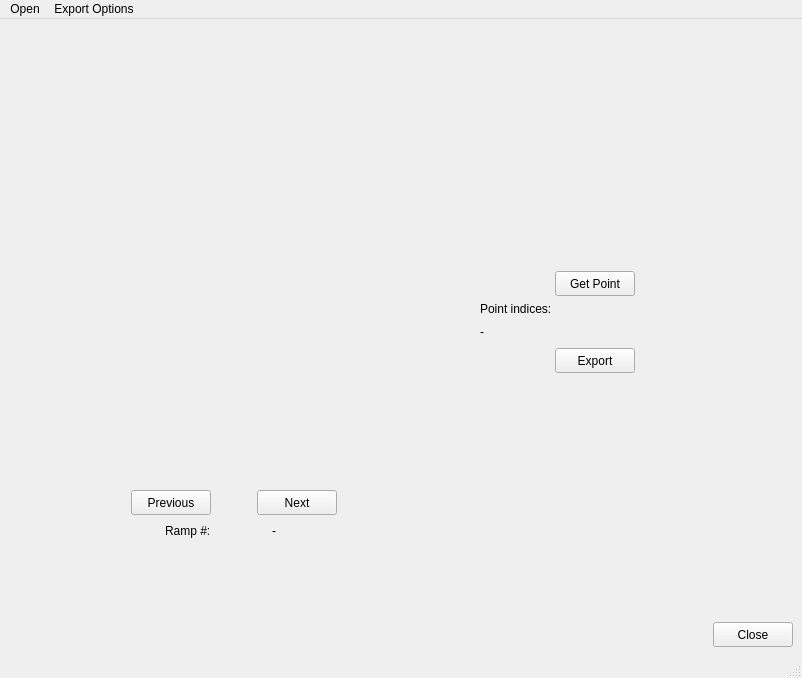
This is LabelFZ.ui in JSotres/labelFZ as Qt 5 draws it before an edit. The edited form follows.
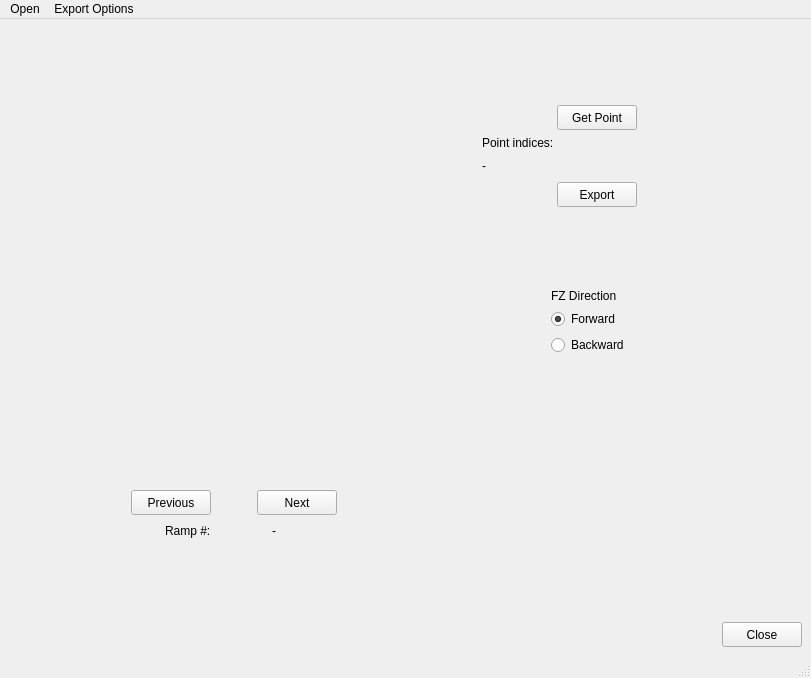
This is the edited form. Custom widgets are drawn as their Qt base class.

Commit message: possibility to choose between forward and backward fz directions

```diff
--- a/LabelFZ.ui
+++ b/LabelFZ.ui
@@ -6,16 +6,16 @@
    <rect>
     <x>0</x>
     <y>0</y>
-    <width>802</width>
+    <width>811</width>
     <height>678</height>
    </rect>
   </property>
   <property name="windowTitle">
-   <string>MainWindow</string>
+   <string>labelFZ</string>
   </property>
   <widget class="QWidget" name="centralwidget">
    <layout class="QGridLayout" name="gridLayout">
-    <item row="0" column="0" rowspan="2">
+    <item row="0" column="0" rowspan="4">
      <layout class="QVBoxLayout" name="verticalLayout_2">
       <item>
        <widget class="mplwidget1plot" name="MplWidget" native="true">
@@ -212,7 +212,7 @@
       </item>
      </layout>
     </item>
-    <item row="0" column="1" colspan="2">
+    <item row="0" column="1" colspan="3">
      <layout class="QHBoxLayout" name="horizontalLayout_6">
       <item>
        <spacer name="horizontalSpacer_2">
@@ -335,7 +335,7 @@
       </item>
      </layout>
     </item>
-    <item row="0" column="3">
+    <item row="0" column="4">
      <spacer name="horizontalSpacer">
       <property name="orientation">
        <enum>Qt::Horizontal</enum>
@@ -349,6 +349,77 @@
      </spacer>
     </item>
     <item row="1" column="1">
+     <spacer name="horizontalSpacer_6">
+      <property name="orientation">
+       <enum>Qt::Horizontal</enum>
+      </property>
+      <property name="sizeHint" stdset="0">
+       <size>
+        <width>71</width>
+        <height>20</height>
+       </size>
+      </property>
+     </spacer>
+    </item>
+    <item row="1" column="2">
+     <layout class="QVBoxLayout" name="verticalLayout_6">
+      <item>
+       <widget class="QLabel" name="label_4">
+        <property name="text">
+         <string>FZ Direction</string>
+        </property>
+       </widget>
+      </item>
+      <item>
+       <layout class="QVBoxLayout" name="verticalLayout_5">
+        <item>
+         <widget class="QRadioButton" name="ForwardDirectionRadioButton">
+          <property name="text">
+           <string>Forward</string>
+          </property>
+          <property name="checked">
+           <bool>true</bool>
+          </property>
+         </widget>
+        </item>
+        <item>
+         <widget class="QRadioButton" name="BackwardDirectionRadioButton">
+          <property name="text">
+           <string>Backward</string>
+          </property>
+         </widget>
+        </item>
+       </layout>
+      </item>
+     </layout>
+    </item>
+    <item row="1" column="3">
+     <spacer name="horizontalSpacer_7">
+      <property name="orientation">
+       <enum>Qt::Horizontal</enum>
+      </property>
+      <property name="sizeHint" stdset="0">
+       <size>
+        <width>70</width>
+        <height>20</height>
+       </size>
+      </property>
+     </spacer>
+    </item>
+    <item row="2" column="2">
+     <spacer name="verticalSpacer_7">
+      <property name="orientation">
+       <enum>Qt::Vertical</enum>
+      </property>
+      <property name="sizeHint" stdset="0">
+       <size>
+        <width>20</width>
+        <height>244</height>
+       </size>
+      </property>
+     </spacer>
+    </item>
+    <item row="3" column="1" colspan="3">
      <spacer name="horizontalSpacer_9">
       <property name="orientation">
        <enum>Qt::Horizontal</enum>
@@ -361,7 +432,7 @@
       </property>
      </spacer>
     </item>
-    <item row="1" column="2" colspan="2">
+    <item row="3" column="4">
      <widget class="QPushButton" name="closePushButton">
       <property name="minimumSize">
        <size>
@@ -387,7 +458,7 @@
     <rect>
      <x>0</x>
      <y>0</y>
-     <width>802</width>
+     <width>811</width>
      <height>22</height>
     </rect>
    </property>
```
The commit also changes 2 other files.
